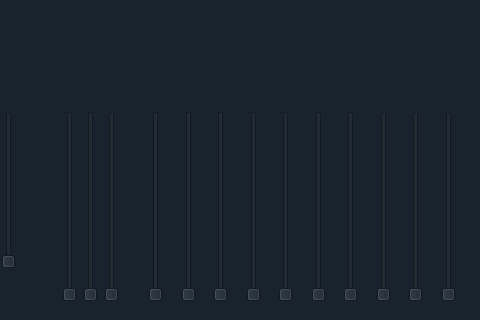
Before: the Qt Designer form main.ui in omarshaban02/Equalizer, drawn with Qt 5; both pictures show x 814 to 1294 and y 588 to 908 of the 1294 by 908 pixel window.
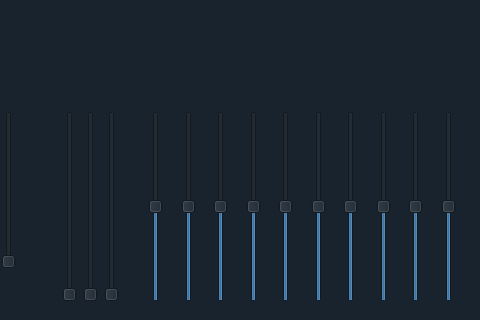
After: the same form once the commit is applied. Icons and pictures are not drawn.

Diff of the .ui file:
```diff
--- a/main.ui
+++ b/main.ui
@@ -1967,6 +1967,12 @@
               <property name="cursor">
                <cursorShape>OpenHandCursor</cursorShape>
               </property>
+              <property name="maximum">
+               <number>20</number>
+              </property>
+              <property name="value">
+               <number>10</number>
+              </property>
               <property name="orientation">
                <enum>Qt::Vertical</enum>
               </property>
@@ -2007,6 +2013,12 @@
               <property name="cursor">
                <cursorShape>OpenHandCursor</cursorShape>
               </property>
+              <property name="maximum">
+               <number>20</number>
+              </property>
+              <property name="value">
+               <number>10</number>
+              </property>
               <property name="orientation">
                <enum>Qt::Vertical</enum>
               </property>
@@ -2047,6 +2059,12 @@
               <property name="cursor">
                <cursorShape>OpenHandCursor</cursorShape>
               </property>
+              <property name="maximum">
+               <number>20</number>
+              </property>
+              <property name="value">
+               <number>10</number>
+              </property>
               <property name="orientation">
                <enum>Qt::Vertical</enum>
               </property>
@@ -2087,6 +2105,12 @@
               <property name="cursor">
                <cursorShape>OpenHandCursor</cursorShape>
               </property>
+              <property name="maximum">
+               <number>20</number>
+              </property>
+              <property name="value">
+               <number>10</number>
+              </property>
               <property name="orientation">
                <enum>Qt::Vertical</enum>
               </property>
@@ -2127,6 +2151,12 @@
               <property name="cursor">
                <cursorShape>OpenHandCursor</cursorShape>
               </property>
+              <property name="maximum">
+               <number>20</number>
+              </property>
+              <property name="value">
+               <number>10</number>
+              </property>
               <property name="orientation">
                <enum>Qt::Vertical</enum>
               </property>
@@ -2167,6 +2197,12 @@
               <property name="cursor">
                <cursorShape>OpenHandCursor</cursorShape>
               </property>
+              <property name="maximum">
+               <number>20</number>
+              </property>
+              <property name="value">
+               <number>10</number>
+              </property>
               <property name="orientation">
                <enum>Qt::Vertical</enum>
               </property>
@@ -2207,6 +2243,12 @@
               <property name="cursor">
                <cursorShape>OpenHandCursor</cursorShape>
               </property>
+              <property name="maximum">
+               <number>20</number>
+              </property>
+              <property name="value">
+               <number>10</number>
+              </property>
               <property name="orientation">
                <enum>Qt::Vertical</enum>
               </property>
@@ -2247,6 +2289,12 @@
               <property name="cursor">
                <cursorShape>OpenHandCursor</cursorShape>
               </property>
+              <property name="maximum">
+               <number>20</number>
+              </property>
+              <property name="value">
+               <number>10</number>
+              </property>
               <property name="orientation">
                <enum>Qt::Vertical</enum>
               </property>
@@ -2287,6 +2335,12 @@
               <property name="cursor">
                <cursorShape>OpenHandCursor</cursorShape>
               </property>
+              <property name="maximum">
+               <number>20</number>
+              </property>
+              <property name="value">
+               <number>10</number>
+              </property>
               <property name="orientation">
                <enum>Qt::Vertical</enum>
               </property>
@@ -2327,6 +2381,12 @@
               <property name="cursor">
                <cursorShape>OpenHandCursor</cursorShape>
               </property>
+              <property name="maximum">
+               <number>20</number>
+              </property>
+              <property name="value">
+               <number>10</number>
+              </property>
               <property name="orientation">
                <enum>Qt::Vertical</enum>
               </property>
```
Left out of the diff: 1 changed line with no effect on the pictures.
